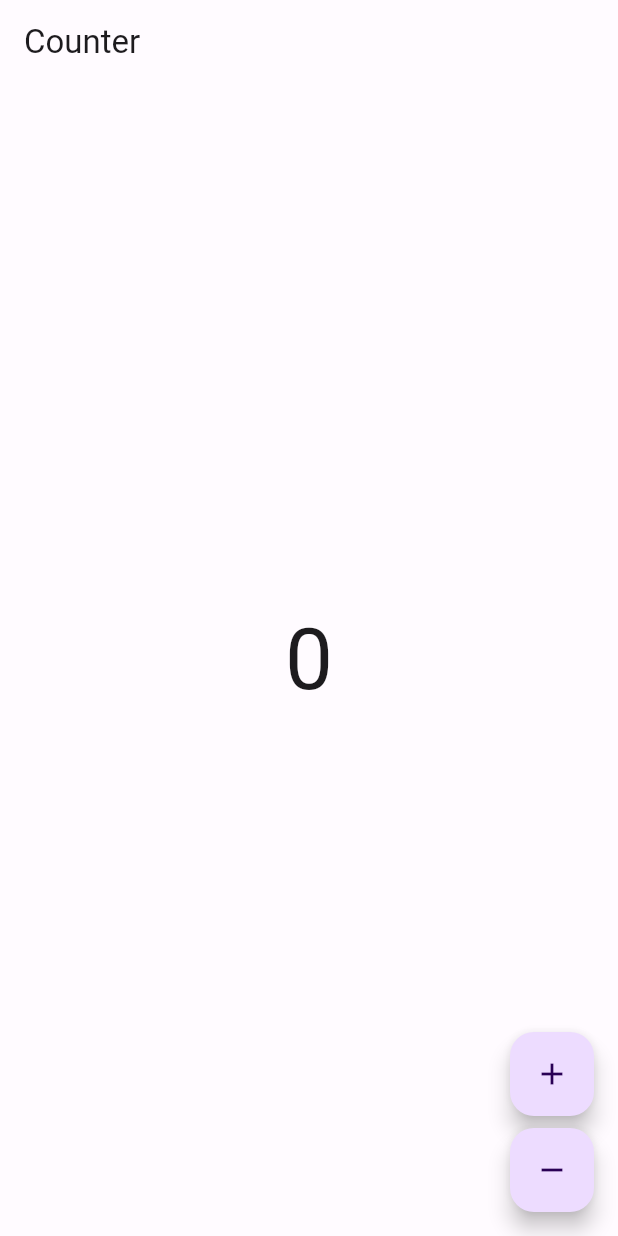
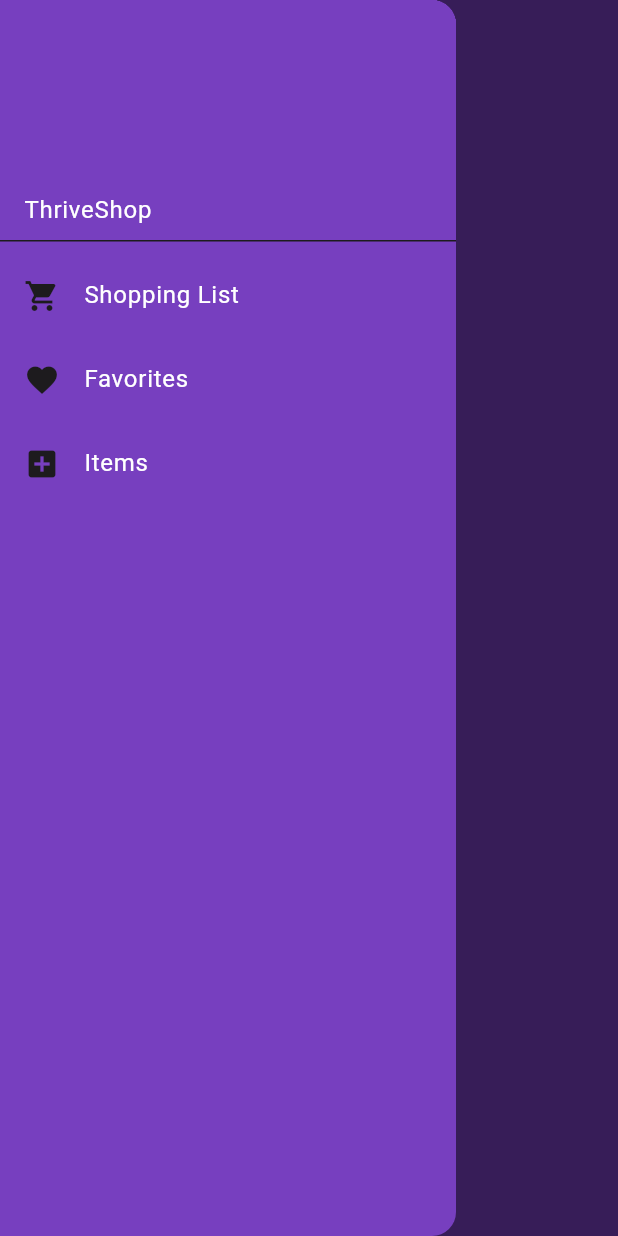
Before and after one commit to Tesam/thrive_shop, a Flutter app: the screen it shows after launch, with the side drawer open (before the commit the screen has no drawer), on a phone screen of 412 x 824 dp. Run offline on Flutter 3.47's test engine with Material 2 defaults, Android fonts, the phone set to English and light mode, and no system bars; our stand-ins replace bloc, cloud_firestore, equatable, firebase_core, flutter_bloc; accounts and stored records are empty; generated files the repository leaves out were written again.

Commit message:
add basic home page with a drawer

```diff
--- a/lib/app/view/app.dart
+++ b/lib/app/view/app.dart
@@ -8,7 +8,7 @@
 import 'package:flutter/material.dart';
 import 'package:flutter_localizations/flutter_localizations.dart';
 import 'package:thrive_shop/color_schemes.g.dart';
-import 'package:thrive_shop/counter/counter.dart';
+import 'package:thrive_shop/home/view/home_page.dart';
 import 'package:thrive_shop/l10n/l10n.dart';
 
 class App extends StatelessWidget {
@@ -17,14 +17,20 @@ class App extends StatelessWidget {
   @override
   Widget build(BuildContext context) {
     return MaterialApp(
-      theme: ThemeData(useMaterial3: true, colorScheme: lightColorScheme),
-      darkTheme: ThemeData(useMaterial3: true, colorScheme: darkColorScheme),
+      theme: ThemeData(
+          useMaterial3: true, colorScheme: AppColors.lightColorScheme,),
+      darkTheme:
+          ThemeData(useMaterial3: true, colorScheme: AppColors.darkColorScheme),
       localizationsDelegates: const [
         AppLocalizations.delegate,
         GlobalMaterialLocalizations.delegate,
       ],
+      debugShowCheckedModeBanner: false,
       supportedLocales: AppLocalizations.supportedLocales,
-      home: const CounterPage(),
+      initialRoute: '/',
+      routes: {
+        '/': (_) => const HomePage(),
+      },
     );
   }
 }
--- /dev/null
+++ b/lib/home/view/home_page.dart
@@ -0,0 +1,73 @@
+import 'package:flutter/material.dart';
+import 'package:thrive_shop/color_schemes.g.dart';
+
+class HomePage extends StatelessWidget {
+  const HomePage({super.key});
+
+  @override
+  Widget build(BuildContext context) {
+    return Scaffold(
+      appBar: AppBar(
+        title: const Text('ThriveShop'),
+      ),
+      drawer: Drawer(
+        child: ListView(
+          padding: EdgeInsets.zero,
+          children: [
+            DrawerHeader(
+              decoration: BoxDecoration(
+                color: AppColors.lightColorScheme.primary,
+              ),
+              child: Align(
+                alignment: Alignment.bottomLeft,
+                child: Text(
+                  'ThriveShop',
+                  style: TextStyle(color: AppColors.lightColorScheme.onPrimary),
+                ),
+              ),
+            ),
+            ListTile(
+              leading: Icon(
+                Icons.shopping_cart,
+                color: AppColors.lightColorScheme.onBackground,
+              ),
+              title: const Text('Shopping List'),
+              onTap: () {
+                // Update the state of the app
+                // ...
+                // Then close the drawer
+                Navigator.pop(context);
+              },
+            ),
+            ListTile(
+              leading: Icon(
+                Icons.favorite,
+                color: AppColors.lightColorScheme.onBackground,
+              ),
+              title: const Text('Favorites'),
+              onTap: () {
+                // Update the state of the app
+                // ...
+                // Then close the drawer
+                Navigator.pop(context);
+              },
+            ),
+            ListTile(
+              leading: Icon(
+                Icons.add_box,
+                color: AppColors.lightColorScheme.onBackground,
+              ),
+              title: const Text('Items'),
+              onTap: () {
+                // Update the state of the app
+                // ...
+                // Then close the drawer
+                Navigator.pop(context);
+              },
+            ),
+          ],
+        ),
+      ),
+    );
+  }
+}
```
Also changed, not shown: lib/color_schemes.g.dart.
